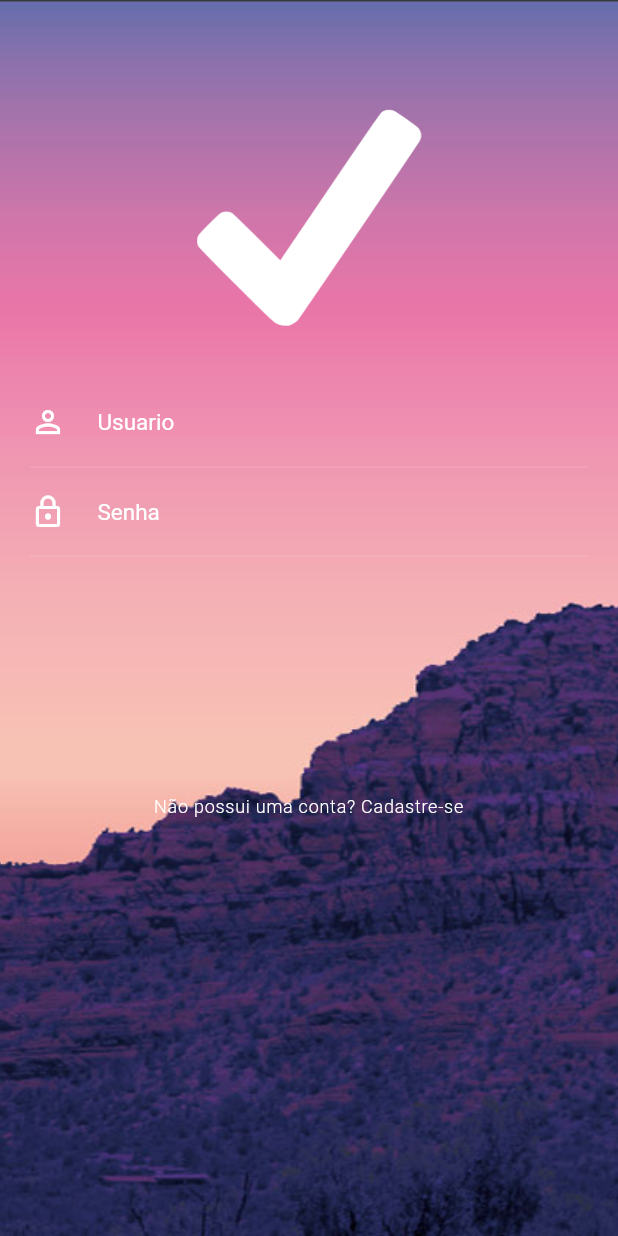
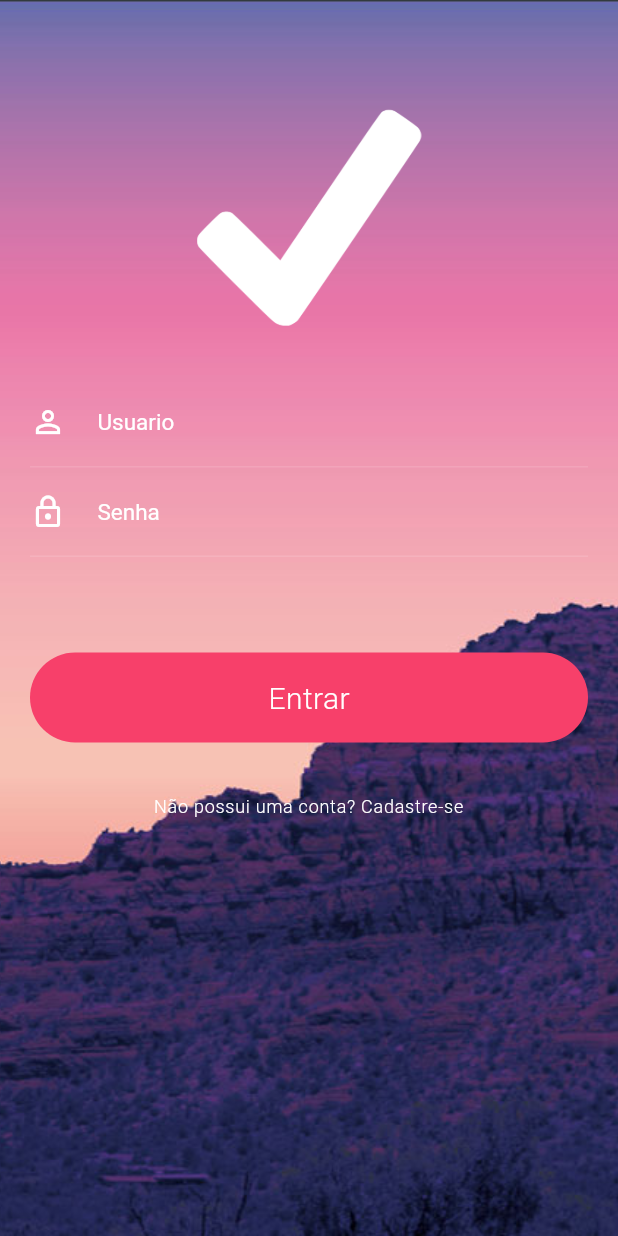
Before and after one commit to josimarminetefera/animacao, a Flutter app: the screen it shows after launch, on a phone screen of 412 x 824 dp. Run offline on Flutter 3.47's test engine with Material 2 defaults, Android fonts, the phone set to English and light mode, and no system bars.

Commit message:
Adicionado botão de entrar para a animação.

```diff
--- a/lib/screens/login/login_screen.dart
+++ b/lib/screens/login/login_screen.dart
@@ -1,5 +1,6 @@
 import 'package:animacao/screens/login/widget/botao_cadastrar.dart';
 import 'package:animacao/screens/login/widget/formulario_widget.dart';
+import 'package:animacao/screens/login/widget/stagger_animation.dart';
 import 'package:flutter/material.dart';
 
 class LoginScreen extends StatefulWidget {
@@ -7,7 +8,25 @@ class LoginScreen extends StatefulWidget {
   _LoginScreenState createState() => _LoginScreenState();
 }
 
-class _LoginScreenState extends State<LoginScreen> {
+class _LoginScreenState extends State<LoginScreen> with SingleTickerProviderStateMixin {
+  AnimationController _animationController;
+
+  @override
+  void initState() {
+    super.initState();
+    //iniciar controller
+    _animationController = AnimationController(
+      vsync: this,
+      duration: Duration(seconds: 2),
+    );
+  }
+
+  @override
+  void dispose() {
+    _animationController.dispose(); //liberar a memória ao sair da tela
+    super.dispose();
+  }
+
   @override
   Widget build(BuildContext context) {
     return Scaffold(
@@ -23,6 +42,7 @@ class _LoginScreenState extends State<LoginScreen> {
           children: [
             //para que ao clicar no botão a animação cubra a tela toda tem que criar um stack
             Stack(
+              alignment: Alignment.bottomCenter, // alinhar todos componentes na parte de baixo do widget
               children: [
                 Column(
                   children: [
@@ -39,6 +59,7 @@ class _LoginScreenState extends State<LoginScreen> {
                     BotaoCadastrar(),
                   ],
                 ),
+                StaggerAnimation(controller: _animationController.view),
               ],
             ),
           ],
--- /dev/null
+++ b/lib/screens/login/widget/stagger_animation.dart
@@ -0,0 +1,45 @@
+import 'package:flutter/material.dart';
+
+class StaggerAnimation extends StatelessWidget {
+  final AnimationController controller;
+
+  StaggerAnimation({this.controller});
+
+  @override
+  Widget build(BuildContext context) {
+    return Container(
+      child: AnimatedBuilder(
+        builder: _builderAnimation,
+        animation: controller,
+      ),
+    );
+  }
+
+  Widget _builderAnimation(BuildContext context, Widget child) {
+    return Padding(
+      padding: EdgeInsets.only(bottom: 50),
+      //InkWell servir de botão
+      child: InkWell(
+        onTap: () {},
+        child: Container(
+          margin: EdgeInsets.symmetric(horizontal: 20),
+          height: 60,
+          alignment: Alignment.center,
+          decoration: BoxDecoration(
+            color: Color.fromRGBO(247, 64, 106, 1.0),
+            borderRadius: BorderRadius.all(Radius.circular(30.0)),
+          ),
+          child: Text(
+            "Entrar",
+            style: TextStyle(
+              color: Colors.white,
+              fontWeight: FontWeight.w300,
+              fontSize: 20,
+              letterSpacing: 0.3,
+            ),
+          ),
+        ),
+      ),
+    );
+  }
+}
```
